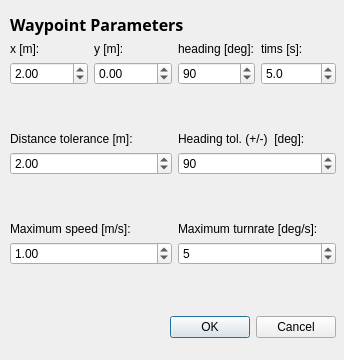
Qt form src/libs/orcaqgui2dfactory/waypointdialog.ui (naderman/orca-robotics) before a commit.
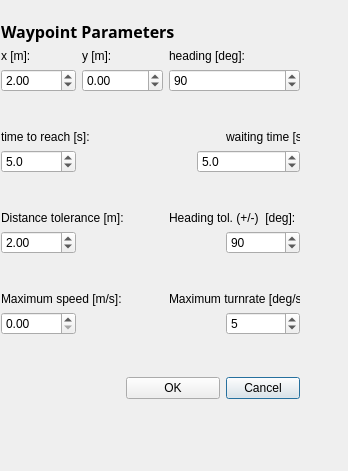
The same form after that commit.

Commit message: added user interface for timing waypoints, still work in progress

```diff
--- a/src/libs/orcaqgui2dfactory/waypointdialog.ui
+++ b/src/libs/orcaqgui2dfactory/waypointdialog.ui
@@ -8,8 +8,8 @@
    <rect>
     <x>0</x>
     <y>0</y>
-    <width>344</width>
-    <height>360</height>
+    <width>348</width>
+    <height>471</height>
    </rect>
   </property>
   <property name="sizePolicy" >
@@ -26,20 +26,12 @@
   <widget class="QWidget" name="" >
    <property name="geometry" >
     <rect>
-     <x>10</x>
-     <y>13</y>
-     <width>326</width>
-     <height>330</height>
+     <x>1</x>
+     <y>20</y>
+     <width>299</width>
+     <height>384</height>
     </rect>
    </property>
-   <layout class="QVBoxLayout" >
-    <property name="margin" >
-     <number>0</number>
-    </property>
-    <property name="spacing" >
-     <number>6</number>
-    </property>
-    <item>
      <layout class="QGridLayout" >
       <property name="margin" >
        <number>0</number>
@@ -47,101 +39,21 @@
       <property name="spacing" >
        <number>6</number>
       </property>
-      <item row="2" column="3" >
-       <widget class="QDoubleSpinBox" name="timeSpin" >
-        <property name="decimals" >
-         <number>1</number>
-        </property>
-        <property name="maximum" >
-         <double>10000</double>
-        </property>
-        <property name="minimum" >
-         <double>-10000</double>
-        </property>
-        <property name="singleStep" >
-         <double>0.5</double>
-        </property>
-        <property name="value" >
-         <double>5</double>
-        </property>
-       </widget>
-      </item>
-      <item row="6" column="0" colspan="2" >
-       <spacer>
-        <property name="orientation" >
-         <enum>Qt::Vertical</enum>
-        </property>
-        <property name="sizeHint" >
-         <size>
-          <width>162</width>
-          <height>37</height>
-         </size>
-        </property>
-       </spacer>
-      </item>
-      <item row="3" column="0" colspan="2" >
-       <spacer>
-        <property name="orientation" >
-         <enum>Qt::Vertical</enum>
-        </property>
-        <property name="sizeHint" >
-         <size>
-          <width>162</width>
-          <height>37</height>
-         </size>
-        </property>
-       </spacer>
-      </item>
-      <item row="7" column="2" colspan="2" >
-       <widget class="QLabel" name="maxTurnrateLabel" >
+    <item rowspan="2" row="4" column="5" >
+     <widget class="QLabel" name="waitingTimeLabel" >
+      <property name="text" >
+       <string>waiting time [s]:</string>
+      </property>
+     </widget>
+    </item>
+    <item row="11" column="0" colspan="3" >
+     <widget class="QLabel" name="maxSpeedLabel" >
         <property name="text" >
-         <string>Maximum turnrate [deg/s]:</string>
+       <string>Maximum speed [m/s]:</string>
         </property>
        </widget>
       </item>
-      <item row="6" column="2" colspan="2" >
-       <spacer>
-        <property name="orientation" >
-         <enum>Qt::Vertical</enum>
-        </property>
-        <property name="sizeHint" >
-         <size>
-          <width>154</width>
-          <height>37</height>
-         </size>
-        </property>
-       </spacer>
-      </item>
-      <item row="5" column="2" colspan="2" >
-       <widget class="QSpinBox" name="headingTolSpin" >
-        <property name="maximum" >
-         <number>180</number>
-        </property>
-        <property name="singleStep" >
-         <number>5</number>
-        </property>
-        <property name="value" >
-         <number>90</number>
-        </property>
-       </widget>
-      </item>
-      <item row="2" column="1" >
-       <widget class="QDoubleSpinBox" name="ySpin" >
-        <property name="maximum" >
-         <double>10000</double>
-        </property>
-        <property name="minimum" >
-         <double>-10000</double>
-        </property>
-        <property name="singleStep" >
-         <double>0.2</double>
-        </property>
-        <property name="value" >
-         <double>0</double>
-        </property>
-       </widget>
-      </item>
-      <item row="2" column="2" >
+    <item row="2" column="3" colspan="3" >
        <widget class="QSpinBox" name="headingSpin" >
         <property name="maximum" >
          <number>359</number>
@@ -154,14 +66,72 @@
         </property>
        </widget>
       </item>
-      <item row="1" column="3" >
-       <widget class="QLabel" name="timeLabel" >
+    <item row="14" column="5" >
+     <widget class="QPushButton" name="cancelButton" >
         <property name="text" >
-         <string>tims [s]:</string>
+       <string>Cancel</string>
         </property>
        </widget>
       </item>
-      <item row="1" column="1" >
+    <item row="9" column="1" colspan="4" >
+     <spacer>
+      <property name="orientation" >
+       <enum>Qt::Horizontal</enum>
+      </property>
+      <property name="sizeHint" >
+       <size>
+        <width>101</width>
+        <height>20</height>
+       </size>
+      </property>
+     </spacer>
+    </item>
+    <item row="6" column="4" colspan="2" >
+     <widget class="QDoubleSpinBox" name="waitingTimeSpin" >
+      <property name="decimals" >
+       <number>1</number>
+      </property>
+      <property name="maximum" >
+       <double>10000.000000000000000</double>
+      </property>
+      <property name="minimum" >
+       <double>-10000.000000000000000</double>
+      </property>
+      <property name="singleStep" >
+       <double>0.500000000000000</double>
+      </property>
+      <property name="value" >
+       <double>5.000000000000000</double>
+      </property>
+     </widget>
+    </item>
+    <item row="10" column="0" colspan="6" >
+     <spacer>
+      <property name="orientation" >
+       <enum>Qt::Vertical</enum>
+      </property>
+      <property name="sizeHint" >
+       <size>
+        <width>231</width>
+        <height>21</height>
+       </size>
+      </property>
+     </spacer>
+    </item>
+    <item row="12" column="5" >
+     <widget class="QSpinBox" name="maxTurnrateSpin" >
+      <property name="maximum" >
+       <number>2000000</number>
+      </property>
+      <property name="singleStep" >
+       <number>1</number>
+      </property>
+      <property name="value" >
+       <number>5</number>
+      </property>
+     </widget>
+    </item>
+    <item row="1" column="1" colspan="2" >
        <widget class="QLabel" name="yLabel" >
         <property name="text" >
          <string>y [m]:</string>
@@ -175,165 +145,226 @@
         </property>
        </widget>
       </item>
-      <item row="7" column="0" colspan="2" >
-       <widget class="QLabel" name="maxSpeedLabel" >
+    <item row="14" column="2" colspan="3" >
+     <widget class="QPushButton" name="okButton" >
         <property name="text" >
-         <string>Maximum speed [m/s]:</string>
+       <string>OK</string>
         </property>
        </widget>
       </item>
-      <item row="4" column="0" colspan="2" >
+    <item row="2" column="0" >
+     <widget class="QDoubleSpinBox" name="xSpin" >
+      <property name="maximum" >
+       <double>10000.000000000000000</double>
+      </property>
+      <property name="minimum" >
+       <double>-10000.000000000000000</double>
+      </property>
+      <property name="singleStep" >
+       <double>0.200000000000000</double>
+      </property>
+      <property name="value" >
+       <double>2.000000000000000</double>
+      </property>
+     </widget>
+    </item>
+    <item row="14" column="0" colspan="2" >
+     <spacer>
+      <property name="orientation" >
+       <enum>Qt::Horizontal</enum>
+      </property>
+      <property name="sizeHint" >
+       <size>
+        <width>81</width>
+        <height>31</height>
+       </size>
+      </property>
+     </spacer>
+    </item>
+    <item row="9" column="5" >
+     <widget class="QSpinBox" name="headingTolSpin" >
+      <property name="maximum" >
+       <number>180</number>
+      </property>
+      <property name="singleStep" >
+       <number>5</number>
+      </property>
+      <property name="value" >
+       <number>90</number>
+      </property>
+     </widget>
+    </item>
+    <item row="12" column="1" colspan="3" >
+     <spacer>
+      <property name="orientation" >
+       <enum>Qt::Horizontal</enum>
+      </property>
+      <property name="sizeHint" >
+       <size>
+        <width>91</width>
+        <height>20</height>
+       </size>
+      </property>
+     </spacer>
+    </item>
+    <item rowspan="2" row="4" column="0" colspan="3" >
+     <widget class="QLabel" name="timeLabel" >
+      <property name="text" >
+       <string>time to reach [s]:</string>
+      </property>
+     </widget>
+    </item>
+    <item row="0" column="0" colspan="6" >
+     <widget class="QLabel" name="label" >
+      <property name="text" >
+       <string>&lt;html>&lt;head>&lt;meta name="qrichtext" content="1" />&lt;/head>&lt;body style=" white-space: pre-wrap; font-family:Sans Serif; font-size:9pt; font-weight:400; font-style:normal; text-decoration:none;">&lt;p style=" margin-top:0px; margin-bottom:0px; margin-left:0px; margin-right:0px; -qt-block-indent:0; text-indent:0px;">&lt;span style=" font-size:12pt; font-weight:600;">Waypoint Parameters&lt;/span>&lt;/p>&lt;/body>&lt;/html></string>
+      </property>
+     </widget>
+    </item>
+    <item row="11" column="3" colspan="3" >
+     <widget class="QLabel" name="maxTurnrateLabel" >
+      <property name="text" >
+       <string>Maximum turnrate [deg/s]:</string>
+      </property>
+     </widget>
+    </item>
+    <item row="6" column="0" >
+     <widget class="QDoubleSpinBox" name="timeSpin" >
+      <property name="decimals" >
+       <number>1</number>
+      </property>
+      <property name="maximum" >
+       <double>10000.000000000000000</double>
+      </property>
+      <property name="minimum" >
+       <double>-10000.000000000000000</double>
+      </property>
+      <property name="singleStep" >
+       <double>0.500000000000000</double>
+      </property>
+      <property name="value" >
+       <double>5.000000000000000</double>
+      </property>
+     </widget>
+    </item>
+    <item row="8" column="0" colspan="3" >
        <widget class="QLabel" name="distanceTolLabel" >
         <property name="text" >
          <string>Distance tolerance [m]:</string>
         </property>
        </widget>
       </item>
-      <item row="5" column="0" colspan="2" >
-       <widget class="QDoubleSpinBox" name="distanceTolSpin" >
-        <property name="maximum" >
-         <double>10</double>
-        </property>
-        <property name="singleStep" >
-         <double>0.2</double>
-        </property>
-        <property name="value" >
-         <double>2</double>
-        </property>
-       </widget>
-      </item>
-      <item row="1" column="2" >
+    <item row="13" column="0" colspan="6" >
+     <spacer>
+      <property name="orientation" >
+       <enum>Qt::Vertical</enum>
+      </property>
+      <property name="sizeHint" >
+       <size>
+        <width>231</width>
+        <height>21</height>
+       </size>
+      </property>
+     </spacer>
+    </item>
+    <item row="1" column="3" colspan="3" >
        <widget class="QLabel" name="headingLabel" >
         <property name="text" >
          <string>heading [deg]:</string>
         </property>
        </widget>
       </item>
-      <item row="4" column="2" colspan="2" >
+    <item row="7" column="0" colspan="6" >
+     <spacer>
+      <property name="orientation" >
+       <enum>Qt::Vertical</enum>
+      </property>
+      <property name="sizeHint" >
+       <size>
+        <width>241</width>
+        <height>21</height>
+       </size>
+      </property>
+     </spacer>
+    </item>
+    <item row="8" column="3" colspan="3" >
        <widget class="QLabel" name="headingTolLabel" >
         <property name="text" >
          <string>Heading tol. (+/-)  [deg]:</string>
         </property>
        </widget>
       </item>
-      <item row="3" column="2" colspan="2" >
+    <item row="3" column="0" colspan="6" >
        <spacer>
         <property name="orientation" >
          <enum>Qt::Vertical</enum>
         </property>
         <property name="sizeHint" >
          <size>
-          <width>154</width>
-          <height>37</height>
+        <width>241</width>
+        <height>21</height>
          </size>
         </property>
        </spacer>
       </item>
-      <item row="9" column="2" colspan="2" >
-       <spacer>
-        <property name="orientation" >
-         <enum>Qt::Vertical</enum>
-        </property>
-        <property name="sizeHint" >
-         <size>
-          <width>154</width>
-          <height>29</height>
-         </size>
-        </property>
-       </spacer>
-      </item>
-      <item row="2" column="0" >
-       <widget class="QDoubleSpinBox" name="xSpin" >
+    <item row="2" column="1" colspan="2" >
+     <widget class="QDoubleSpinBox" name="ySpin" >
         <property name="maximum" >
-         <double>10000</double>
+       <double>10000.000000000000000</double>
         </property>
         <property name="minimum" >
-         <double>-10000</double>
+       <double>-10000.000000000000000</double>
         </property>
         <property name="singleStep" >
          <double>0.2</double>
         </property>
         <property name="value" >
-         <double>2</double>
+       <double>0.000000000000000</double>
         </property>
        </widget>
       </item>
-      <item row="0" column="0" colspan="4" >
-       <widget class="QLabel" name="label" >
-        <property name="text" >
-         <string>&lt;html>&lt;head>&lt;meta name="qrichtext" content="1" />&lt;/head>&lt;body style=" white-space: pre-wrap; font-family:Sans Serif; font-size:9pt; font-weight:400; font-style:normal; text-decoration:none;">&lt;p style=" margin-top:0px; margin-bottom:0px; margin-left:0px; margin-right:0px; -qt-block-indent:0; text-indent:0px;">&lt;span style=" font-size:12pt; font-weight:600;">Waypoint Parameters&lt;/span>&lt;/p>&lt;/body>&lt;/html></string>
-        </property>
-       </widget>
-      </item>
-      <item row="8" column="0" colspan="2" >
+    <item rowspan="2" row="5" column="1" colspan="3" >
+     <spacer>
+      <property name="orientation" >
+       <enum>Qt::Horizontal</enum>
+      </property>
+      <property name="sizeHint" >
+       <size>
+        <width>91</width>
+        <height>20</height>
+       </size>
+      </property>
+     </spacer>
+    </item>
+    <item row="9" column="0" >
+     <widget class="QDoubleSpinBox" name="distanceTolSpin" >
+      <property name="maximum" >
+       <double>10.000000000000000</double>
+      </property>
+      <property name="singleStep" >
+       <double>0.200000000000000</double>
+      </property>
+      <property name="value" >
+       <double>2.000000000000000</double>
+      </property>
+     </widget>
+    </item>
+    <item row="12" column="0" >
        <widget class="QDoubleSpinBox" name="maxSpeedSpin" >
         <property name="maximum" >
-         <double>10</double>
+       <double>2000000.000000000000000</double>
         </property>
         <property name="singleStep" >
          <double>0.2</double>
         </property>
         <property name="value" >
-         <double>1</double>
+       <double>0.000000000000000</double>
         </property>
        </widget>
       </item>
-      <item row="8" column="2" colspan="2" >
-       <widget class="QSpinBox" name="maxTurnrateSpin" >
-        <property name="maximum" >
-         <number>100</number>
-        </property>
-        <property name="singleStep" >
-         <number>1</number>
-        </property>
-        <property name="value" >
-         <number>5</number>
-        </property>
-       </widget>
-      </item>
-     </layout>
-    </item>
-    <item>
-     <layout class="QHBoxLayout" >
-      <property name="margin" >
-       <number>0</number>
-      </property>
-      <property name="spacing" >
-       <number>6</number>
-      </property>
-      <item>
-       <spacer>
-        <property name="orientation" >
-         <enum>Qt::Horizontal</enum>
-        </property>
-        <property name="sizeHint" >
-         <size>
-          <width>131</width>
-          <height>31</height>
-         </size>
-        </property>
-       </spacer>
-      </item>
-      <item>
-       <widget class="QPushButton" name="okButton" >
-        <property name="text" >
-         <string>OK</string>
-        </property>
-       </widget>
-      </item>
-      <item>
-       <widget class="QPushButton" name="cancelButton" >
-        <property name="text" >
-         <string>Cancel</string>
-        </property>
-       </widget>
-      </item>
-     </layout>
-    </item>
-   </layout>
-  </widget>
- </widget>
- <pixmapfunction></pixmapfunction>
+   </layout>
+  </widget>
+ </widget>
  <resources/>
  <connections>
   <connection>
```
Left out of the diff: 7 changed lines with no effect on the pictures. Lines whose indentation alone changed are shown as unchanged. The commit also changes 4 other files.
